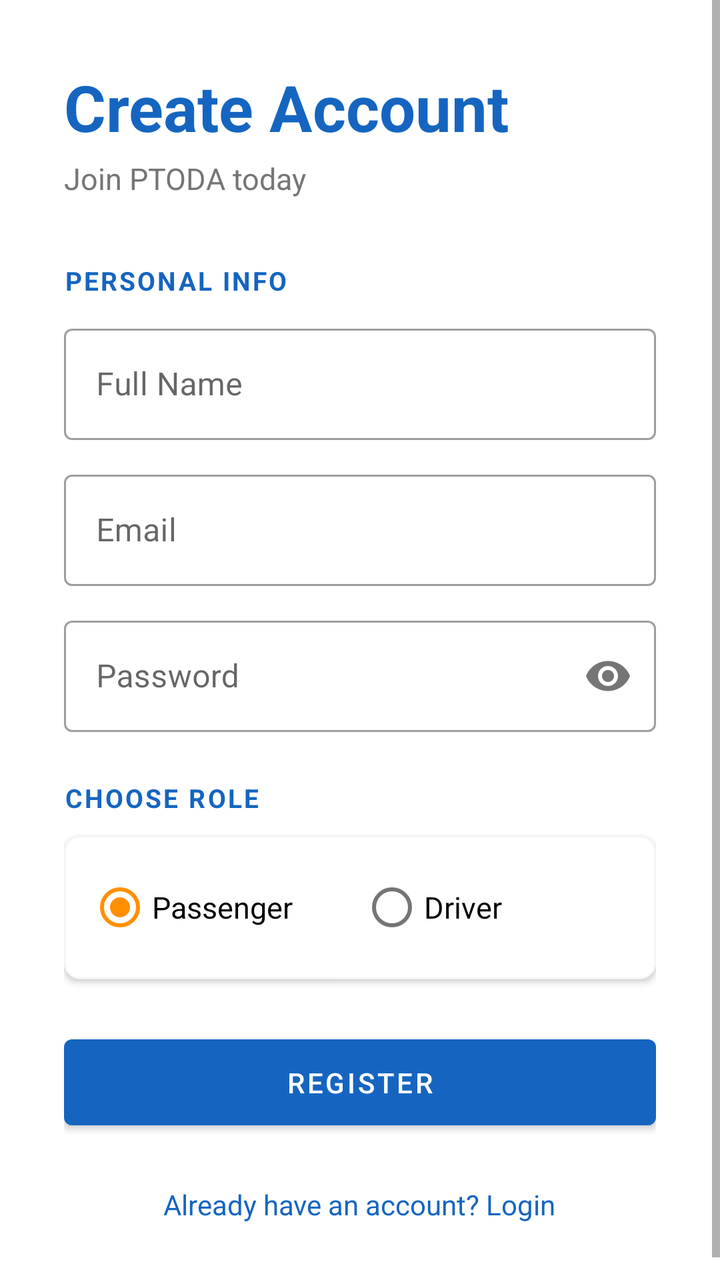
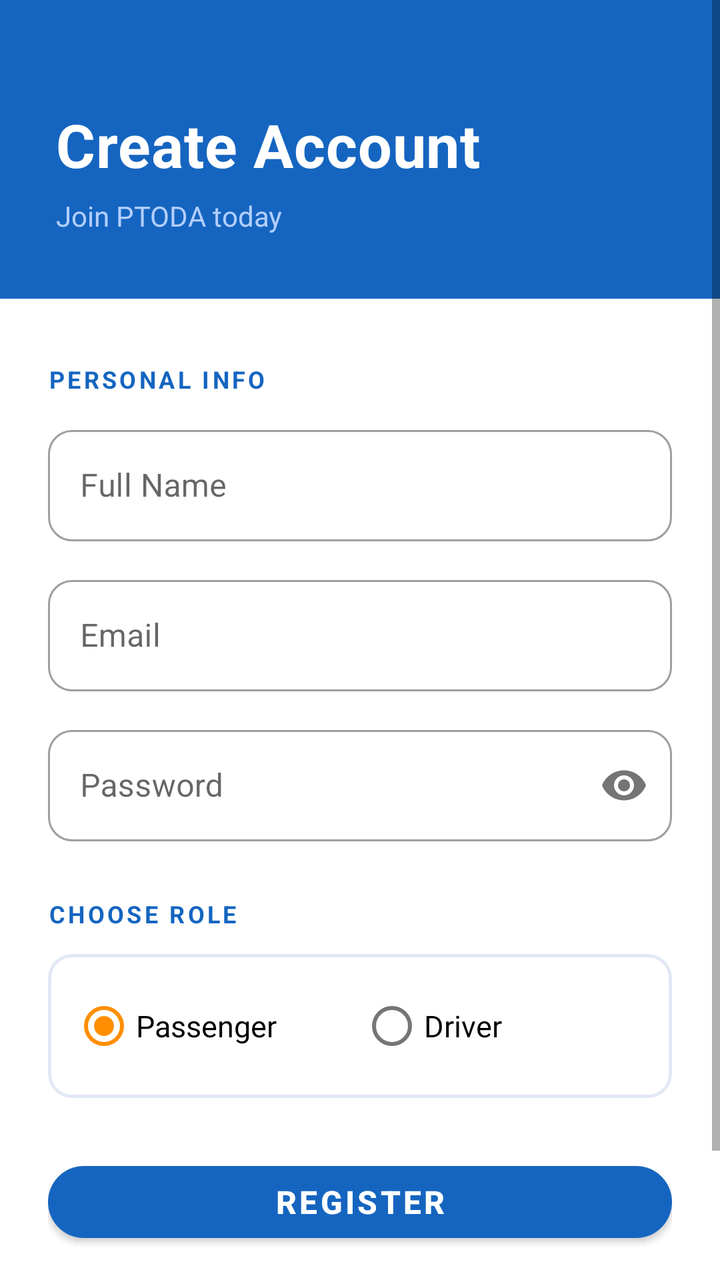

Compare the two renders of this Android layout. The source of the first and the diff that turns it into the second are given below.
<!-- AndroidManifest.xml: application theme Theme.MBPTODABookingApp -->
<!-- res/layout/activity_register.xml -->
<?xml version="1.0" encoding="utf-8"?>
<ScrollView xmlns:android="http://schemas.android.com/apk/res/android"
    xmlns:app="http://schemas.android.com/apk/res-auto"
    android:layout_width="match_parent"
    android:layout_height="match_parent"
    android:background="@color/white">

    <LinearLayout
        android:layout_width="match_parent"
        android:layout_height="wrap_content"
        android:orientation="vertical"
        android:padding="32dp">

        
        <TextView
            android:layout_width="wrap_content"
            android:layout_height="wrap_content"
            android:layout_marginBottom="4dp"
            android:text="@string/create_account"
            android:textColor="@color/colorPrimary"
            android:textSize="32sp"
            android:textStyle="bold" />

        <TextView
            android:layout_width="wrap_content"
            android:layout_height="wrap_content"
            android:layout_marginBottom="32dp"
            android:text="@string/register_subtitle"
            android:textColor="@color/grey_text"
            android:textSize="15sp" />

        
        <TextView
            android:layout_width="wrap_content"
            android:layout_height="wrap_content"
            android:layout_marginBottom="10dp"
            android:text="@string/section_personal_info"
            android:textColor="@color/colorPrimary"
            android:textSize="13sp"
            android:textStyle="bold"
            android:letterSpacing="0.08" />

        
        <com.google.android.material.textfield.TextInputLayout
            android:id="@+id/tilName"
            style="@style/Widget.MaterialComponents.TextInputLayout.OutlinedBox"
            android:layout_width="match_parent"
            android:layout_height="wrap_content"
            android:layout_marginBottom="12dp"
            android:hint="@string/full_name">
            <com.google.android.material.textfield.TextInputEditText
                android:id="@+id/etName"
                android:layout_width="match_parent"
                android:layout_height="wrap_content"
                android:imeOptions="actionNext"
                android:inputType="textPersonName" />
        </com.google.android.material.textfield.TextInputLayout>

        
        <com.google.android.material.textfield.TextInputLayout
            android:id="@+id/tilEmail"
            style="@style/Widget.MaterialComponents.TextInputLayout.OutlinedBox"
            android:layout_width="match_parent"
            android:layout_height="wrap_content"
            android:layout_marginBottom="12dp"
            android:hint="@string/email">
            <com.google.android.material.textfield.TextInputEditText
                android:id="@+id/etEmail"
                android:layout_width="match_parent"
                android:layout_height="wrap_content"
                android:imeOptions="actionNext"
                android:inputType="textEmailAddress" />
        </com.google.android.material.textfield.TextInputLayout>

        
        <com.google.android.material.textfield.TextInputLayout
            android:id="@+id/tilPassword"
            style="@style/Widget.MaterialComponents.TextInputLayout.OutlinedBox"
            android:layout_width="match_parent"
            android:layout_height="wrap_content"
            android:layout_marginBottom="24dp"
            android:hint="@string/password"
            app:passwordToggleEnabled="true">
            <com.google.android.material.textfield.TextInputEditText
                android:id="@+id/etPassword"
                android:layout_width="match_parent"
                android:layout_height="wrap_content"
                android:imeOptions="actionNext"
                android:inputType="textPassword" />
        </com.google.android.material.textfield.TextInputLayout>

        
        <TextView
            android:layout_width="wrap_content"
            android:layout_height="wrap_content"
            android:layout_marginBottom="10dp"
            android:text="@string/section_choose_role"
            android:textColor="@color/colorPrimary"
            android:textSize="13sp"
            android:textStyle="bold"
            android:letterSpacing="0.08" />

        
        <com.google.android.material.card.MaterialCardView
            android:layout_width="match_parent"
            android:layout_height="wrap_content"
            android:layout_marginBottom="24dp"
            app:cardCornerRadius="8dp"
            app:cardElevation="2dp"
            app:strokeColor="@color/lightGrey"
            app:strokeWidth="1dp">

            <RadioGroup
                android:id="@+id/rgRole"
                android:layout_width="match_parent"
                android:layout_height="wrap_content"
                android:orientation="horizontal"
                android:padding="12dp">

                <RadioButton
                    android:id="@+id/rbPassenger"
                    android:layout_width="0dp"
                    android:layout_height="wrap_content"
                    android:layout_weight="1"
                    android:checked="true"
                    android:text="@string/passenger"
                    android:textSize="15sp" />

                <RadioButton
                    android:id="@+id/rbDriver"
                    android:layout_width="0dp"
                    android:layout_height="wrap_content"
                    android:layout_weight="1"
                    android:text="@string/driver"
                    android:textSize="15sp" />

            </RadioGroup>
        </com.google.android.material.card.MaterialCardView>

        
        <TextView
            android:id="@+id/tvDriverSectionLabel"
            android:layout_width="wrap_content"
            android:layout_height="wrap_content"
            android:layout_marginBottom="10dp"
            android:text="@string/section_driver_details"
            android:textColor="@color/colorPrimary"
            android:textSize="13sp"
            android:textStyle="bold"
            android:letterSpacing="0.08"
            android:visibility="gone" />

        
        <com.google.android.material.textfield.TextInputLayout
            android:id="@+id/tilLicenseNo"
            style="@style/Widget.MaterialComponents.TextInputLayout.OutlinedBox"
            android:layout_width="match_parent"
            android:layout_height="wrap_content"
            android:layout_marginBottom="12dp"
            android:hint="@string/license_no"
            android:visibility="gone">
            <com.google.android.material.textfield.TextInputEditText
                android:id="@+id/etLicenseNo"
                android:layout_width="match_parent"
                android:layout_height="wrap_content"
                android:imeOptions="actionNext" />
        </com.google.android.material.textfield.TextInputLayout>

        
        <com.google.android.material.textfield.TextInputLayout
            android:id="@+id/tilVehicleNo"
            style="@style/Widget.MaterialComponents.TextInputLayout.OutlinedBox"
            android:layout_width="match_parent"
            android:layout_height="wrap_content"
            android:layout_marginBottom="28dp"
            android:hint="@string/vehicle_no"
            android:visibility="gone">
            <com.google.android.material.textfield.TextInputEditText
                android:id="@+id/etVehicleNo"
                android:layout_width="match_parent"
                android:layout_height="wrap_content"
                android:imeOptions="actionDone" />
        </com.google.android.material.textfield.TextInputLayout>

        
        <com.google.android.material.button.MaterialButton
            android:id="@+id/btnRegister"
            android:layout_width="match_parent"
            android:layout_height="wrap_content"
            android:layout_marginBottom="16dp"
            android:paddingTop="12dp"
            android:paddingBottom="12dp"
            android:text="@string/register" />

        <ProgressBar
            android:id="@+id/progressBar"
            android:layout_width="wrap_content"
            android:layout_height="wrap_content"
            android:layout_gravity="center"
            android:layout_marginBottom="8dp"
            android:visibility="gone" />

        
        <TextView
            android:id="@+id/tvLogin"
            android:layout_width="wrap_content"
            android:layout_height="wrap_content"
            android:layout_gravity="center"
            android:clickable="true"
            android:focusable="true"
            android:padding="8dp"
            android:text="@string/already_have_account"
            android:textColor="@color/colorPrimary"
            android:textSize="14sp" />

    </LinearLayout>
</ScrollView>
<!-- resources referenced by this layout -->
<resources>
  <color name="colorPrimary">#1565C0</color>
  <color name="grey_text">#757575</color>
  <color name="lightGrey">#F5F5F5</color>
  <color name="white">#FFFFFF</color>
  <string name="already_have_account">Already have an account? Login</string>
  <string name="create_account">Create Account</string>
  <string name="driver">Driver</string>
  <string name="email">Email</string>
  <string name="full_name">Full Name</string>
  <string name="license_no">License Number</string>
  <string name="passenger">Passenger</string>
  <string name="password">Password</string>
  <string name="register">Register</string>
  <string name="register_subtitle">Join PTODA today</string>
  <string name="section_choose_role">CHOOSE ROLE</string>
  <string name="section_driver_details">DRIVER DETAILS</string>
  <string name="section_personal_info">PERSONAL INFO</string>
  <string name="vehicle_no">Vehicle Number</string>
  <style name="Theme.MBPTODABookingApp" parent="Theme.MaterialComponents.DayNight.NoActionBar">
          <item name="colorPrimary">@color/colorPrimary</item>
          <item name="colorPrimaryVariant">@color/colorPrimaryDark</item>
          <item name="colorOnPrimary">@color/white</item>
          <item name="colorSecondary">@color/colorAccent</item>
          <item name="colorOnSecondary">@color/white</item>
          <item name="android:statusBarColor">@color/colorPrimaryDark</item>
      </style>
  <color name="colorPrimaryDark">#003c8f</color>
  <color name="colorAccent">#FF8F00</color>
</resources>

<!-- the commit's change to res/layout/activity_register.xml (unified diff, before → after) -->
@@ -3,215 +3,259 @@
     xmlns:app="http://schemas.android.com/apk/res-auto"
     android:layout_width="match_parent"
     android:layout_height="match_parent"
-    android:background="@color/white">
+    android:background="@color/colorPrimary">
 
     <LinearLayout
         android:layout_width="match_parent"
         android:layout_height="wrap_content"
-        android:orientation="vertical"
-        android:padding="32dp">
+        android:orientation="vertical">
 
         
-        <TextView
-            android:layout_width="wrap_content"
-            android:layout_height="wrap_content"
-            android:layout_marginBottom="4dp"
-            android:text="@string/create_account"
-            android:textColor="@color/colorPrimary"
-            android:textSize="32sp"
-            android:textStyle="bold" />
-
-        <TextView
-            android:layout_width="wrap_content"
-            android:layout_height="wrap_content"
-            android:layout_marginBottom="32dp"
-            android:text="@string/register_subtitle"
-            android:textColor="@color/grey_text"
-            android:textSize="15sp" />
-
-        
-        <TextView
-            android:layout_width="wrap_content"
-            android:layout_height="wrap_content"
-            android:layout_marginBottom="10dp"
-            android:text="@string/section_personal_info"
-            android:textColor="@color/colorPrimary"
-            android:textSize="13sp"
-            android:textStyle="bold"
-            android:letterSpacing="0.08" />
-
-        
-        <com.google.android.material.textfield.TextInputLayout
-            android:id="@+id/tilName"
-            style="@style/Widget.MaterialComponents.TextInputLayout.OutlinedBox"
+        <LinearLayout
             android:layout_width="match_parent"
             android:layout_height="wrap_content"
-            android:layout_marginBottom="12dp"
-            android:hint="@string/full_name">
-            <com.google.android.material.textfield.TextInputEditText
-                android:id="@+id/etName"
-                android:layout_width="match_parent"
-                android:layout_height="wrap_content"
-                android:imeOptions="actionNext"
-                android:inputType="textPersonName" />
-        </com.google.android.material.textfield.TextInputLayout>
+            android:gravity="start|center_vertical"
+            android:orientation="vertical"
+            android:paddingStart="28dp"
+            android:paddingTop="52dp"
+            android:paddingEnd="28dp"
+            android:paddingBottom="32dp">
+
+            <TextView
+                android:layout_width="wrap_content"
+                android:layout_height="wrap_content"
+                android:text="@string/create_account"
+                android:textColor="@color/white"
+                android:textSize="30sp"
+                android:textStyle="bold"
+                android:letterSpacing="0.01" />
+
+            <TextView
+                android:layout_width="wrap_content"
+                android:layout_height="wrap_content"
+                android:layout_marginTop="6dp"
+                android:text="@string/register_subtitle"
+                android:textColor="@color/colorHeroSubtitle"
+                android:textSize="14sp" />
+
+        </LinearLayout>
 
         
-        <com.google.android.material.textfield.TextInputLayout
-            android:id="@+id/tilEmail"
-            style="@style/Widget.MaterialComponents.TextInputLayout.OutlinedBox"
+        <LinearLayout
             android:layout_width="match_parent"
             android:layout_height="wrap_content"
-            android:layout_marginBottom="12dp"
-            android:hint="@string/email">
-            <com.google.android.material.textfield.TextInputEditText
-                android:id="@+id/etEmail"
-                android:layout_width="match_parent"
-                android:layout_height="wrap_content"
-                android:imeOptions="actionNext"
-                android:inputType="textEmailAddress" />
-        </com.google.android.material.textfield.TextInputLayout>
-
-        
-        <com.google.android.material.textfield.TextInputLayout
-            android:id="@+id/tilPassword"
-            style="@style/Widget.MaterialComponents.TextInputLayout.OutlinedBox"
-            android:layout_width="match_parent"
-            android:layout_height="wrap_content"
-            android:layout_marginBottom="24dp"
-            android:hint="@string/password"
-            app:passwordToggleEnabled="true">
-            <com.google.android.material.textfield.TextInputEditText
-                android:id="@+id/etPassword"
-                android:layout_width="match_parent"
-                android:layout_height="wrap_content"
-                android:imeOptions="actionNext"
-                android:inputType="textPassword" />
-        </com.google.android.material.textfield.TextInputLayout>
-
-        
-        <TextView
-            android:layout_width="wrap_content"
-            android:layout_height="wrap_content"
-            android:layout_marginBottom="10dp"
-            android:text="@string/section_choose_role"
-            android:textColor="@color/colorPrimary"
-            android:textSize="13sp"
-            android:textStyle="bold"
-            android:letterSpacing="0.08" />
-
-        
-        <com.google.android.material.card.MaterialCardView
-            android:layout_width="match_parent"
-            android:layout_height="wrap_content"
-            android:layout_marginBottom="24dp"
-            app:cardCornerRadius="8dp"
-            app:cardElevation="2dp"
-            app:strokeColor="@color/lightGrey"
-            app:strokeWidth="1dp">
-
-            <RadioGroup
-                android:id="@+id/rgRole"
-                android:layout_width="match_parent"
-                android:layout_height="wrap_content"
-                android:orientation="horizontal"
-                android:padding="12dp">
-
-                <RadioButton
-                    android:id="@+id/rbPassenger"
-                    android:layout_width="0dp"
-                    android:layout_height="wrap_content"
-                    android:layout_weight="1"
-                    android:checked="true"
-                    android:text="@string/passenger"
-                    android:textSize="15sp" />
-
-                <RadioButton
-                    android:id="@+id/rbDriver"
-                    android:layout_width="0dp"
-                    android:layout_height="wrap_content"
-                    android:layout_weight="1"
-                    android:text="@string/driver"
-                    android:textSize="15sp" />
-
-            </RadioGroup>
-        </com.google.android.material.card.MaterialCardView>
-
-        
-        <TextView
-            android:id="@+id/tvDriverSectionLabel"
-            android:layout_width="wrap_content"
-            android:layout_height="wrap_content"
-            android:layout_marginBottom="10dp"
-            android:text="@string/section_driver_details"
-            android:textColor="@color/colorPrimary"
-            android:textSize="13sp"
-            android:textStyle="bold"
-            android:letterSpacing="0.08"
-            android:visibility="gone" />
-
-        
-        <com.google.android.material.textfield.TextInputLayout
-            android:id="@+id/tilLicenseNo"
-            style="@style/Widget.MaterialComponents.TextInputLayout.OutlinedBox"
-            android:layout_width="match_parent"
-            android:layout_height="wrap_content"
-            android:layout_marginBottom="12dp"
-            android:hint="@string/license_no"
-            android:visibility="gone">
-            <com.google.android.material.textfield.TextInputEditText
-                android:id="@+id/etLicenseNo"
-                android:layout_width="match_parent"
-                android:layout_height="wrap_content"
-                android:imeOptions="actionNext" />
-        </com.google.android.material.textfield.TextInputLayout>
-
-        
-        <com.google.android.material.textfield.TextInputLayout
-            android:id="@+id/tilVehicleNo"
-            style="@style/Widget.MaterialComponents.TextInputLayout.OutlinedBox"
-            android:layout_width="match_parent"
-            android:layout_height="wrap_content"
-            android:layout_marginBottom="28dp"
-            android:hint="@string/vehicle_no"
-            android:visibility="gone">
-            <com.google.android.material.textfield.TextInputEditText
-                android:id="@+id/etVehicleNo"
-                android:layout_width="match_parent"
-                android:layout_height="wrap_content"
-                android:imeOptions="actionDone" />
-        </com.google.android.material.textfield.TextInputLayout>
-
-        
-        <com.google.android.material.button.MaterialButton
-            android:id="@+id/btnRegister"
-            android:layout_width="match_parent"
-            android:layout_height="wrap_content"
-            android:layout_marginBottom="16dp"
-            android:paddingTop="12dp"
-            android:paddingBottom="12dp"
-            android:text="@string/register" />
-
-        <ProgressBar
-            android:id="@+id/progressBar"
-            android:layout_width="wrap_content"
-            android:layout_height="wrap_content"
-            android:layout_gravity="center"
-            android:layout_marginBottom="8dp"
-            android:visibility="gone" />
-
-        
-        <TextView
-            android:id="@+id/tvLogin"
-            android:layout_width="wrap_content"
-            android:layout_height="wrap_content"
-            android:layout_gravity="center"
-            android:clickable="true"
-            android:focusable="true"
-            android:padding="8dp"
-            android:text="@string/already_have_account"
-            android:textColor="@color/colorPrimary"
-            android:textSize="14sp" />
+            android:background="@color/white"
+            android:orientation="vertical"
+            android:paddingStart="24dp"
+            android:paddingTop="32dp"
+            android:paddingEnd="24dp"
+            android:paddingBottom="40dp">
+
+            
+            <TextView
+                android:layout_width="wrap_content"
+                android:layout_height="wrap_content"
+                android:layout_marginBottom="12dp"
+                android:text="@string/section_personal_info"
+                android:textColor="@color/colorPrimary"
+                android:textSize="12sp"
+                android:textStyle="bold"
+                android:letterSpacing="0.12" />
+
+            
+            <com.google.android.material.textfield.TextInputLayout
+                android:id="@+id/tilName"
+                style="@style/Widget.MaterialComponents.TextInputLayout.OutlinedBox"
+                android:layout_width="match_parent"
+                android:layout_height="wrap_content"
+                android:layout_marginBottom="14dp"
+                android:hint="@string/full_name"
+                app:boxCornerRadiusTopStart="12dp"
+                app:boxCornerRadiusTopEnd="12dp"
+                app:boxCornerRadiusBottomStart="12dp"
+                app:boxCornerRadiusBottomEnd="12dp">
+                <com.google.android.material.textfield.TextInputEditText
+                    android:id="@+id/etName"
+                    android:layout_width="match_parent"
+                    android:layout_height="wrap_content"
+                    android:imeOptions="actionNext"
+                    android:inputType="textPersonName" />
+            </com.google.android.material.textfield.TextInputLayout>
+
+            
+            <com.google.android.material.textfield.TextInputLayout
+                android:id="@+id/tilEmail"
+                style="@style/Widget.MaterialComponents.TextInputLayout.OutlinedBox"
+                android:layout_width="match_parent"
+                android:layout_height="wrap_content"
+                android:layout_marginBottom="14dp"
+                android:hint="@string/email"
+                app:boxCornerRadiusTopStart="12dp"
+                app:boxCornerRadiusTopEnd="12dp"
+                app:boxCornerRadiusBottomStart="12dp"
+                app:boxCornerRadiusBottomEnd="12dp">
+                <com.google.android.material.textfield.TextInputEditText
+                    android:id="@+id/etEmail"
+                    android:layout_width="match_parent"
+                    android:layout_height="wrap_content"
+                    android:imeOptions="actionNext"
+                    android:inputType="textEmailAddress" />
+            </com.google.android.material.textfield.TextInputLayout>
+
+            
+            <com.google.android.material.textfield.TextInputLayout
+                android:id="@+id/tilPassword"
+                style="@style/Widget.MaterialComponents.TextInputLayout.OutlinedBox"
+                android:layout_width="match_parent"
+                android:layout_height="wrap_content"
+                android:layout_marginBottom="28dp"
+                android:hint="@string/password"
+                app:boxCornerRadiusTopStart="12dp"
+                app:boxCornerRadiusTopEnd="12dp"
+                app:boxCornerRadiusBottomStart="12dp"
+                app:boxCornerRadiusBottomEnd="12dp"
+                app:passwordToggleEnabled="true">
+                <com.google.android.material.textfield.TextInputEditText
+                    android:id="@+id/etPassword"
+                    android:layout_width="match_parent"
+                    android:layout_height="wrap_content"
+                    android:imeOptions="actionNext"
+                    android:inputType="textPassword" />
+            </com.google.android.material.textfield.TextInputLayout>
+
+            
+            <TextView
+                android:layout_width="wrap_content"
+                android:layout_height="wrap_content"
+                android:layout_marginBottom="12dp"
+                android:text="@string/section_choose_role"
+                android:textColor="@color/colorPrimary"
+                android:textSize="12sp"
+                android:textStyle="bold"
+                android:letterSpacing="0.12" />
+
+            
+            <com.google.android.material.card.MaterialCardView
+                android:layout_width="match_parent"
+                android:layout_height="wrap_content"
+                android:layout_marginBottom="28dp"
+                app:cardCornerRadius="12dp"
+                app:cardElevation="0dp"
+                app:strokeColor="@color/colorDivider"
+                app:strokeWidth="1.5dp">
+
+                <RadioGroup
+                    android:id="@+id/rgRole"
+                    android:layout_width="match_parent"
+                    android:layout_height="wrap_content"
+                    android:orientation="horizontal"
+                    android:padding="12dp">
+
+                    <RadioButton
+                        android:id="@+id/rbPassenger"
+                        android:layout_width="0dp"
+                        android:layout_height="wrap_content"
+                        android:layout_weight="1"
+                        android:checked="true"
+                        android:text="@string/passenger"
+                        android:textSize="15sp" />
+
+                    <RadioButton
+                        android:id="@+id/rbDriver"
+                        android:layout_width="0dp"
+                        android:layout_height="wrap_content"
+                        android:layout_weight="1"
+                        android:text="@string/driver"
+                        android:textSize="15sp" />
+
+                </RadioGroup>
+            </com.google.android.material.card.MaterialCardView>
+
+            
+            <TextView
+                android:id="@+id/tvDriverSectionLabel"
+                android:layout_width="wrap_content"
+                android:layout_height="wrap_content"
+                android:layout_marginBottom="12dp"
+                android:text="@string/section_driver_details"
+                android:textColor="@color/colorPrimary"
+                android:textSize="12sp"
+                android:textStyle="bold"
+                android:letterSpacing="0.12"
+                android:visibility="gone" />
+
+            
+            <com.google.android.material.textfield.TextInputLayout
+                android:id="@+id/tilLicenseNo"
+                style="@style/Widget.MaterialComponents.TextInputLayout.OutlinedBox"
+                android:layout_width="match_parent"
+                android:layout_height="wrap_content"
+                android:layout_marginBottom="14dp"
+                android:hint="@string/license_no"
+                android:visibility="gone"
+                app:boxCornerRadiusTopStart="12dp"
+                app:boxCornerRadiusTopEnd="12dp"
+                app:boxCornerRadiusBottomStart="12dp"
+                app:boxCornerRadiusBottomEnd="12dp">
+                <com.google.android.material.textfield.TextInputEditText
+                    android:id="@+id/etLicenseNo"
+                    android:layout_width="match_parent"
+                    android:layout_height="wrap_content"
+                    android:imeOptions="actionNext" />
+            </com.google.android.material.textfield.TextInputLayout>
+
+            
+            <com.google.android.material.textfield.TextInputLayout
+                android:id="@+id/tilVehicleNo"
+                style="@style/Widget.MaterialComponents.TextInputLayout.OutlinedBox"
+                android:layout_width="match_parent"
+                android:layout_height="wrap_content"
+                android:layout_marginBottom="28dp"
+                android:hint="@string/vehicle_no"
+                android:visibility="gone"
+                app:boxCornerRadiusTopStart="12dp"
+                app:boxCornerRadiusTopEnd="12dp"
+                app:boxCornerRadiusBottomStart="12dp"
+                app:boxCornerRadiusBottomEnd="12dp">
+                <com.google.android.material.textfield.TextInputEditText
+                    android:id="@+id/etVehicleNo"
+                    android:layout_width="match_parent"
+                    android:layout_height="wrap_content"
+                    android:imeOptions="actionDone" />
+            </com.google.android.material.textfield.TextInputLayout>
+
+            
+            <com.google.android.material.button.MaterialButton
+                android:id="@+id/btnRegister"
+                android:layout_width="match_parent"
+                android:layout_height="wrap_content"
+                android:layout_marginBottom="12dp"
+                android:text="@string/register"
+                android:textSize="16sp"
+                android:textStyle="bold" />
+
+            <ProgressBar
+                android:id="@+id/progressBar"
+                android:layout_width="wrap_content"
+                android:layout_height="wrap_content"
+                android:layout_gravity="center"
+                android:layout_marginBottom="4dp"
+                android:visibility="gone" />
+
+            
+            <TextView
+                android:id="@+id/tvLogin"
+                android:layout_width="wrap_content"
+                android:layout_height="wrap_content"
+                android:layout_gravity="center"
+                android:clickable="true"
+                android:focusable="true"
+                android:padding="8dp"
+                android:text="@string/already_have_account"
+                android:textColor="@color/colorPrimary"
+                android:textSize="14sp" />
+
+        </LinearLayout>
 
     </LinearLayout>
 </ScrollView>
<!-- resource entries referenced after the edit -->
@@ -1,8 +1,8 @@
 <!-- resources referenced by this layout -->
 <resources>
+  <color name="colorDivider">#E2E8F4</color>
+  <color name="colorHeroSubtitle">#B3CFFF</color>
   <color name="colorPrimary">#1565C0</color>
-  <color name="grey_text">#757575</color>
-  <color name="lightGrey">#F5F5F5</color>
   <color name="white">#FFFFFF</color>
   <string name="already_have_account">Already have an account? Login</string>
   <string name="create_account">Create Account</string>
@@ -25,8 +25,28 @@
           <item name="colorSecondary">@color/colorAccent</item>
           <item name="colorOnSecondary">@color/white</item>
           <item name="android:statusBarColor">@color/colorPrimaryDark</item>
+          
+          <item name="materialButtonStyle">@style/Widget.App.Button</item>
+          <item name="materialButtonOutlinedStyle">@style/Widget.App.Button.Outlined</item>
+          
+          <item name="shapeAppearanceMediumComponent">@style/ShapeAppearance.App.MediumComponent</item>
       </style>
   <color name="colorPrimaryDark">#003c8f</color>
   <color name="colorAccent">#FF8F00</color>
+  <style name="Widget.App.Button" parent="Widget.MaterialComponents.Button">
+          <item name="cornerRadius">24dp</item>
+          <item name="android:paddingTop">4dp</item>
+          <item name="android:paddingBottom">4dp</item>
+          <item name="android:minHeight">48dp</item>
+      </style>
+  <style name="Widget.App.Button.Outlined" parent="Widget.MaterialComponents.Button.OutlinedButton">
+          <item name="cornerRadius">24dp</item>
+          <item name="android:paddingTop">4dp</item>
+          <item name="android:paddingBottom">4dp</item>
+          <item name="android:minHeight">48dp</item>
+      </style>
+  <style name="ShapeAppearance.App.MediumComponent" parent="ShapeAppearance.MaterialComponents.MediumComponent">
+          <item name="cornerSize">12dp</item>
+      </style>
 </resources>
 
